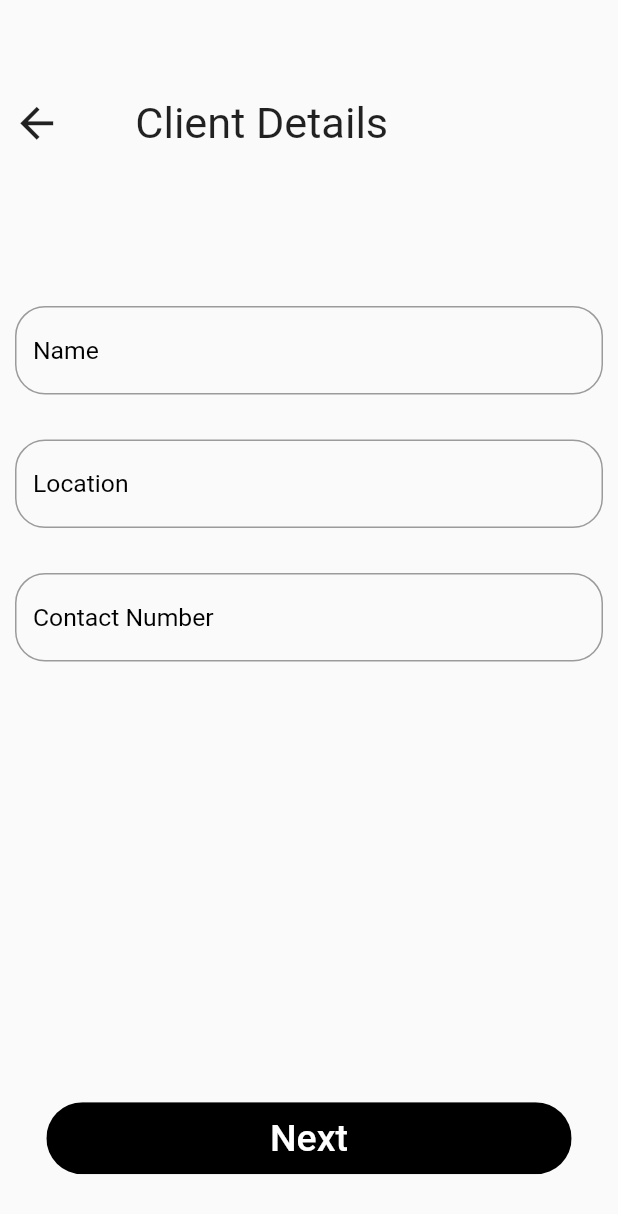
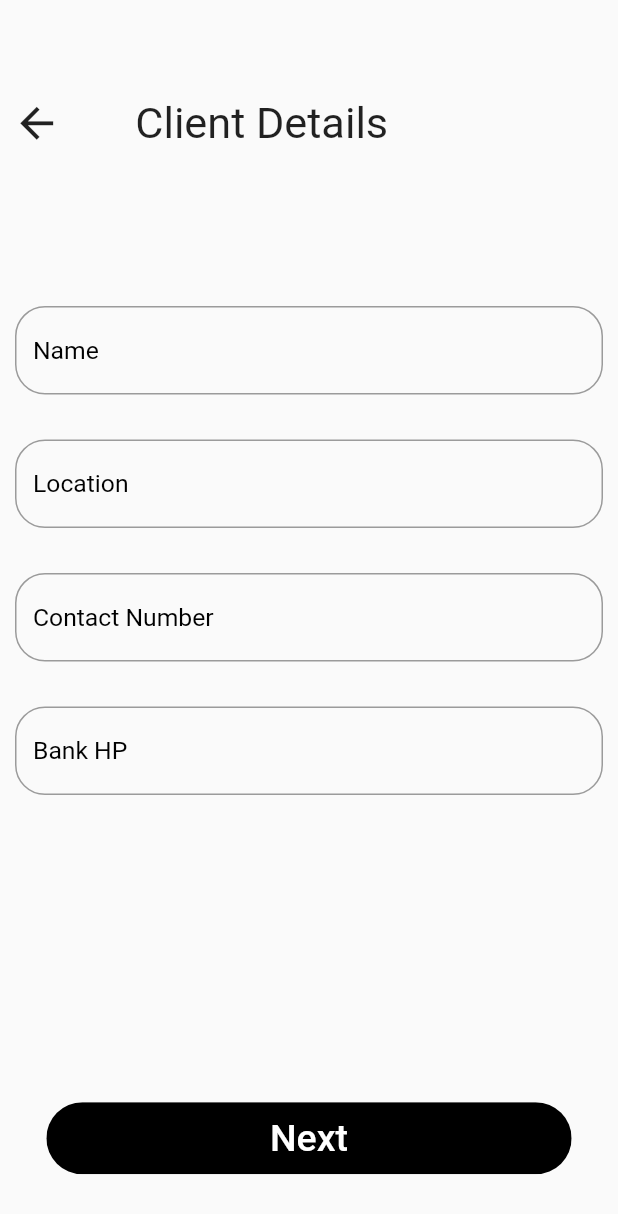
Before and after one commit to RotenKiwi/QuotationGenerator, a Flutter app: the Gurkha screen opened directly, on a phone screen of 412 x 824 dp. Shown: the top 1214 px of the screen. Run offline on Flutter 3.47's test engine with Material 2 defaults, Android fonts, the phone set to English and light mode, and no system bars; missing offline and left inert: dart:ffi; Roboto replaces fonts that are missing (Poppins).

Commit message:
Directory and Refactor
Completed Design of Client Page

```diff
--- a/lib/Screens/Gurkha.dart
+++ b/lib/Screens/Gurkha/Client_Details.dart
@@ -26,6 +26,7 @@ class Gurkha extends StatelessWidget {
               ),
               Expanded(
                 child: ListView(
+                  padding: EdgeInsets.zero,
                   children: [
                     formField(
                         text: 'Name',
@@ -37,6 +38,10 @@ class Gurkha extends StatelessWidget {
                         maxWidth: constraint.maxWidth),
                     formField(
                         text: 'Contact Number',
+                        horizontalPadding: 10,
+                        maxWidth: constraint.maxWidth),
+                    formField(
+                        text: 'Bank HP',
                         horizontalPadding: 10,
                         maxWidth: constraint.maxWidth),
                   ],
--- a/lib/Screens/VehicleSelect.dart
+++ b/lib/Screens/VehicleSelect.dart
@@ -1,6 +1,6 @@
 import 'package:flutter/material.dart';
 import 'package:sp_quotation/Components/RoundedButton.dart';
-import 'package:sp_quotation/Screens/Gurkha.dart';
+import 'package:sp_quotation/Screens/Gurkha/Client_Details.dart';
 
 class VehicleSelect extends StatefulWidget {
   const VehicleSelect({Key? key}) : super(key: key);
```
